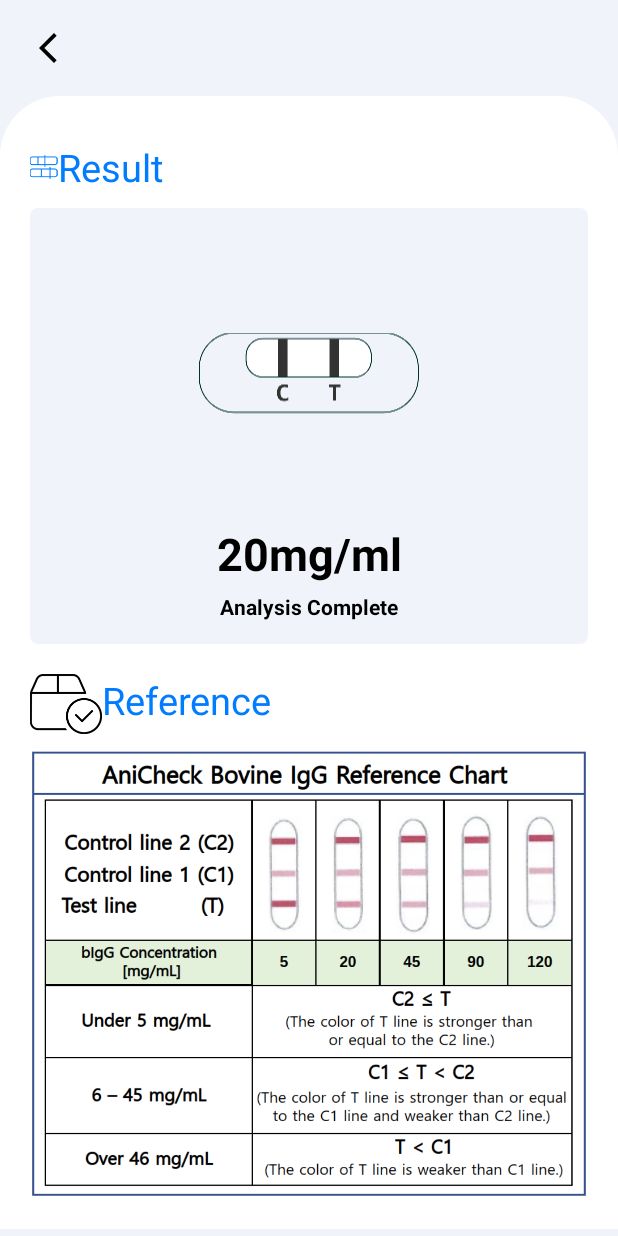
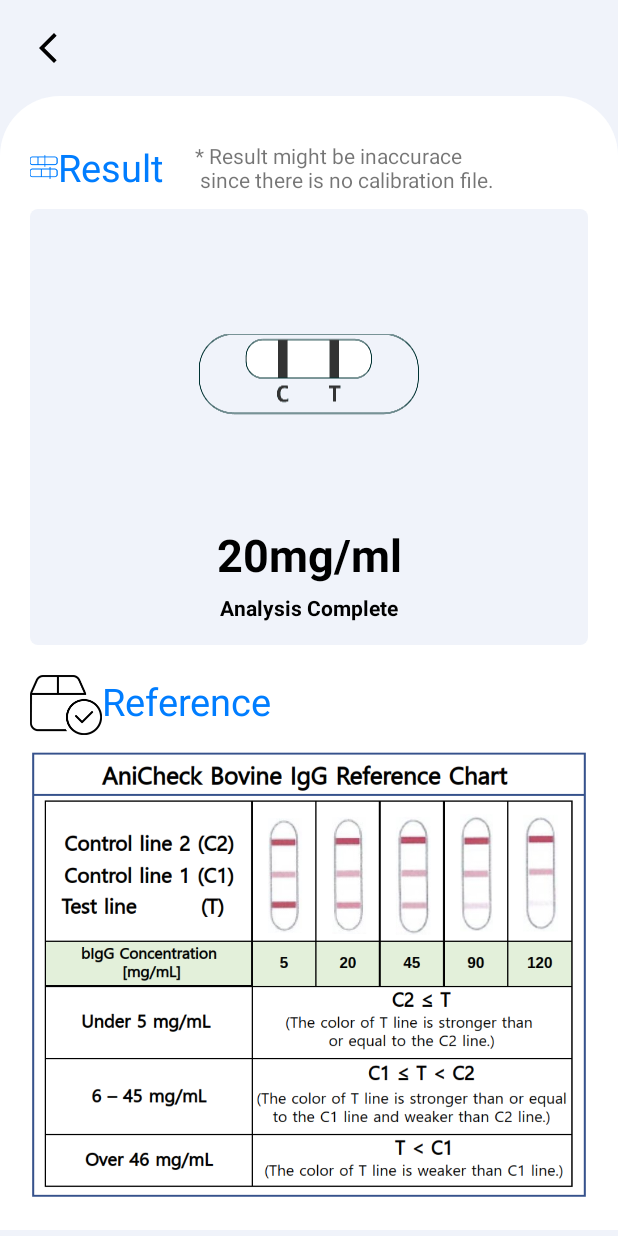
Before and after one commit to Hoseung/Kit_aid, an Android app: the ResultActivity screen opened directly, with no data from a screen before it, on a phone screen of 412 x 824 dp. Run offline under Robolectric (Android 15) with nearby library versions, the phone set to English and light mode, and no system bars; our stand-ins replace Firebase (no records; nobody signed in at launch, a user with empty details on screens opened directly); network calls fail; pictures from the network do not load; 8 statements that could not run were skipped.

Commit message:
230327_commit

```diff
--- a/app/src/main/AndroidManifest.xml
+++ b/app/src/main/AndroidManifest.xml
@@ -28,7 +28,6 @@
             android:exported="true">
             <intent-filter>
                 <action android:name="android.intent.action.MAIN" />
-
                 <category android:name="android.intent.category.LAUNCHER" />
             </intent-filter>
         </activity>
--- a/app/src/main/java/org/tensorflow/lite/examples/objectdetection/QrActivity.kt
+++ b/app/src/main/java/org/tensorflow/lite/examples/objectdetection/QrActivity.kt
@@ -10,6 +10,7 @@ import android.content.pm.PackageManager
 import android.net.Uri
 import androidx.appcompat.app.AppCompatActivity
 import android.os.Bundle
+import android.util.Log
 import android.widget.Toast
 import androidx.activity.viewModels
 import androidx.camera.mlkit.vision.MlKitAnalyzer
@@ -79,6 +80,7 @@ class QrActivity : AppCompatActivity() {
                 ContextCompat.getMainExecutor(this)
             ) { result: MlKitAnalyzer.Result? ->
                 val barcodeResults = result?.getValue(barcodeScanner)
+                Log.d("barcodeResults0", "${barcodeResults?.get(0)}")
                 if ((barcodeResults == null) ||
                     (barcodeResults.size == 0) ||
                     (barcodeResults.first() == null)
--- a/app/src/main/java/org/tensorflow/lite/examples/objectdetection/new/ResultActivity.kt
+++ b/app/src/main/java/org/tensorflow/lite/examples/objectdetection/new/ResultActivity.kt
@@ -8,14 +8,12 @@ import android.net.Uri
 import androidx.appcompat.app.AppCompatActivity
 import android.os.Bundle
 import android.util.Log
+import android.view.View
 import android.widget.ImageView
 import android.widget.TextView
 import androidx.activity.viewModels
 import kotlinx.coroutines.*
-import org.tensorflow.lite.examples.objectdetection.HistoryRoomDatabase
-import org.tensorflow.lite.examples.objectdetection.RegressionHelper
-import org.tensorflow.lite.examples.objectdetection.MyEntryPoint
-import org.tensorflow.lite.examples.objectdetection.R
+import org.tensorflow.lite.examples.objectdetection.*
 import org.tensorflow.lite.examples.objectdetection.adapter.*
 import org.tensorflow.lite.examples.objectdetection.databinding.ActivityResultBinding
 import java.io.File
@@ -151,9 +149,12 @@ class ResultActivity : AppCompatActivity() {
         val answers = mutableListOf<Float>()
 
         for (i in 0..5) {
+            var x = ceil(image.width * 0.08).toInt() + Random.nextInt(40) - 20
+            Log.d("dx", "point x: $x")
+            if (x < 0) x=0
             cropped = Bitmap.createBitmap(
                 image,
-                ceil(image.width * 0.08).toInt() + Random.nextInt(40) - 20,
+                 x,
                 ceil(image.height * 0.36).toInt() + Random.nextInt(60) - 30,
                 ceil(image.width * 0.54).toInt() + Random.nextInt(40) - 20,
                 ceil(image.height * 0.245).toInt() + Random.nextInt(60) - 30
@@ -171,11 +172,21 @@ class ResultActivity : AppCompatActivity() {
     private fun initView() = with(binding) {
 
         // todo calibration file check!
-//        if File()
-        Log.d("calicheck", "${MyEntryPoint.prefs.getString("CalibUri", "00000")}")
-        Log.d("calibcheck2", "${MyEntryPoint.prefs.getString("prodName", "---")}")
-        Log.d("calibcheck3", "${MyEntryPoint.prefs.getString("lotNum", "---")}")
+        val prodName = MyEntryPoint.prefs.getString("prodName", "AniCheck-bIgG")
+        var lotNum = MyEntryPoint.prefs.getString("lotNum", "BIG22003")
+        val modelCalibration = "${prodName}_${lotNum}.dat"
+        val CalibUri = MyEntryPoint.prefs.getString("CalibUri", "-")
+        val downloadedFile = File(applicationContext.getExternalFilesDir("Calibration_file"), modelCalibration)
 
+        if (downloadedFile.exists()) {
+            Log.d("filecheck", "$modelCalibration file used~")
+            MyEntryPoint.prefs.setString("CalibUri", "${downloadedFile.toURI()}")
+            binding.inaccurateResult.visibility = View.INVISIBLE
+        } else {
+            println("$modelCalibration")
+            println("$CalibUri")
+            binding.inaccurateResult.visibility = View.VISIBLE
+        }
         resultBackButton.setOnClickListener { finish() }
     }
 }
--- a/app/src/main/res/layout/activity_result.xml
+++ b/app/src/main/res/layout/activity_result.xml
@@ -49,12 +49,20 @@
                 app:layout_constraintTop_toTopOf="parent">
 
                 <TextView
-                    android:layout_width="wrap_content"
+                    android:layout_width="110dp"
                     android:layout_height="wrap_content"
                     android:text="@string/label_result"
                     android:textColor="@color/blue"
                     android:textSize="25sp"
                     app:drawableLeftCompat="@drawable/icon" />
+
+                <TextView
+                    android:id="@+id/inaccurateResult"
+                    android:layout_width="258dp"
+                    android:layout_height="wrap_content"
+                    android:text="* Result might be inaccurace \n since there is no calibration file."
+                    android:visibility="visible"
+                    />
             </LinearLayout>
 
             <androidx.constraintlayout.widget.ConstraintLayout
@@ -135,6 +143,7 @@
                 app:layout_constraintEnd_toEndOf="parent"
                 app:layout_constraintStart_toStartOf="parent"
                 app:layout_constraintTop_toBottomOf="@id/referenceLayout" />
+
         </LinearLayout>
     </ScrollView>
 
```
